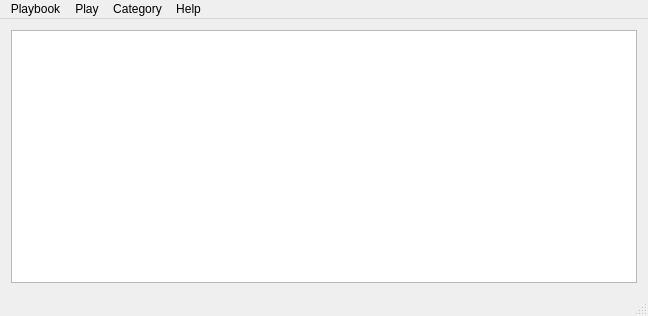
First picture: the form in src/dialogs/mainDialog.ui, repository obraunsdorf/playbook-creator, before the edit.
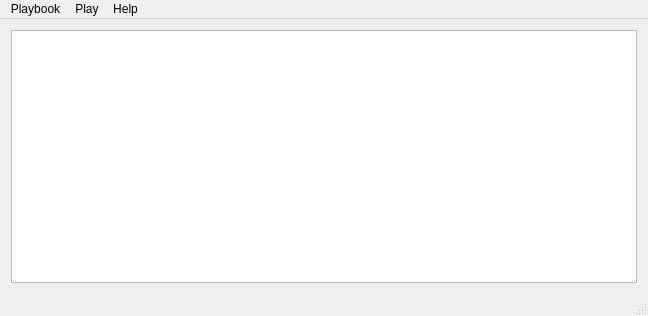
Second picture: the form after the edit.

```diff
--- a/src/dialogs/mainDialog.ui
+++ b/src/dialogs/mainDialog.ui
@@ -35,7 +35,7 @@
      <x>0</x>
      <y>0</y>
      <width>648</width>
-     <height>20</height>
+     <height>27</height>
     </rect>
    </property>
    <widget class="QMenu" name="menuFile">
@@ -66,17 +66,8 @@
     </property>
     <addaction name="actionAbout"/>
    </widget>
-   <widget class="QMenu" name="menuCategory">
-    <property name="title">
-     <string>Category</string>
-    </property>
-    <addaction name="actionAdd_play_to_category"/>
-    <addaction name="actionNew_Category"/>
-    <addaction name="actionDelete_Category"/>
-   </widget>
    <addaction name="menuFile"/>
    <addaction name="menuPlay"/>
-   <addaction name="menuCategory"/>
    <addaction name="menuHelp"/>
   </widget>
   <widget class="QStatusBar" name="statusBar"/>
```
Left out of the diff: 51 changed lines with no effect on the pictures.
